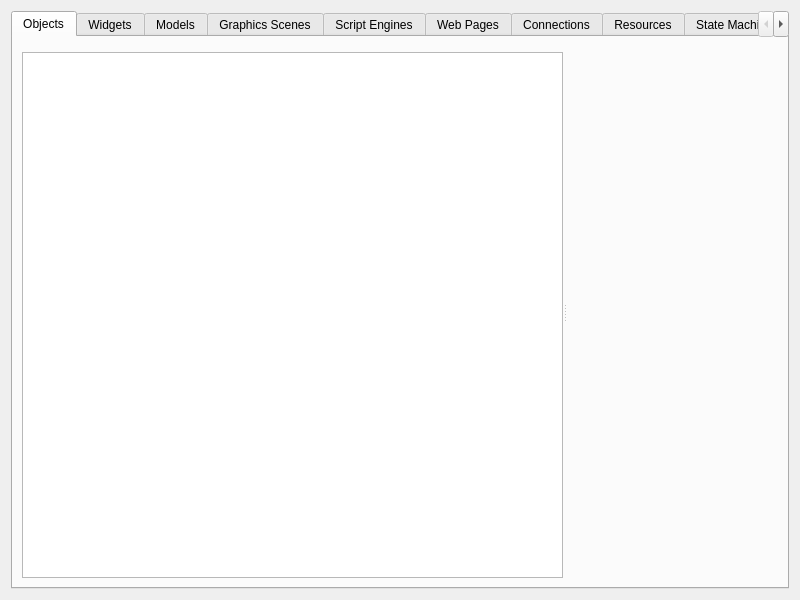
Old version of the form mainwindow.ui in the repository KDAB/GammaRay.
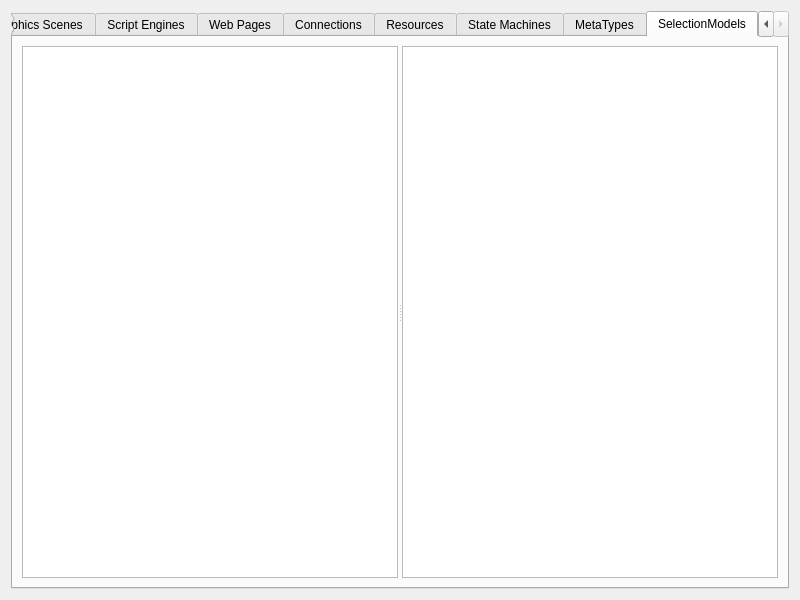
New version of the form. The open tabs and pages were chosen to show the change. Custom widgets are drawn as their Qt base class.

Commit message: Add a way to visualize selection models.

The edit to the form file:
```diff
--- a/mainwindow.ui
+++ b/mainwindow.ui
@@ -307,6 +307,22 @@
        </item>
       </layout>
      </widget>
+     <widget class="QWidget" name="tab_10">
+      <attribute name="title">
+       <string>SelectionModels</string>
+      </attribute>
+      <layout class="QHBoxLayout" name="horizontalLayout_7">
+       <item>
+        <widget class="QSplitter" name="splitter_9">
+         <property name="orientation">
+          <enum>Qt::Horizontal</enum>
+         </property>
+         <widget class="QTreeView" name="selectionModelView"/>
+         <widget class="QTreeView" name="selectionModelVisualizer"/>
+        </widget>
+       </item>
+      </layout>
+     </widget>
     </widget>
    </item>
   </layout>
```
The commit also changes 2 other files.
